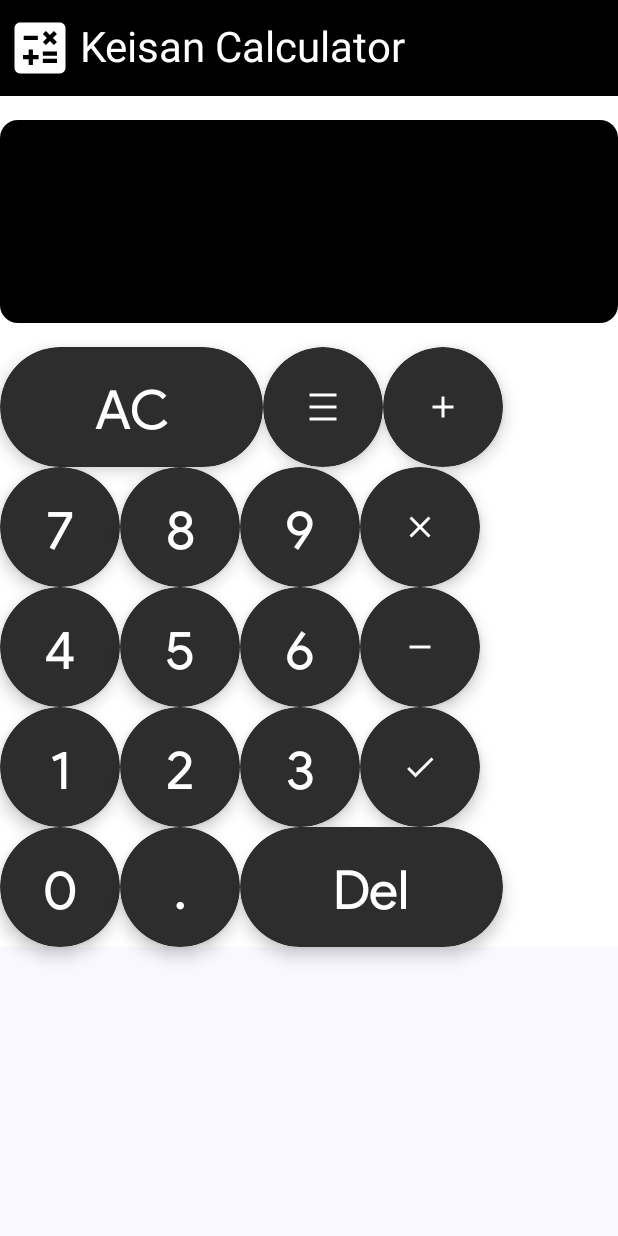
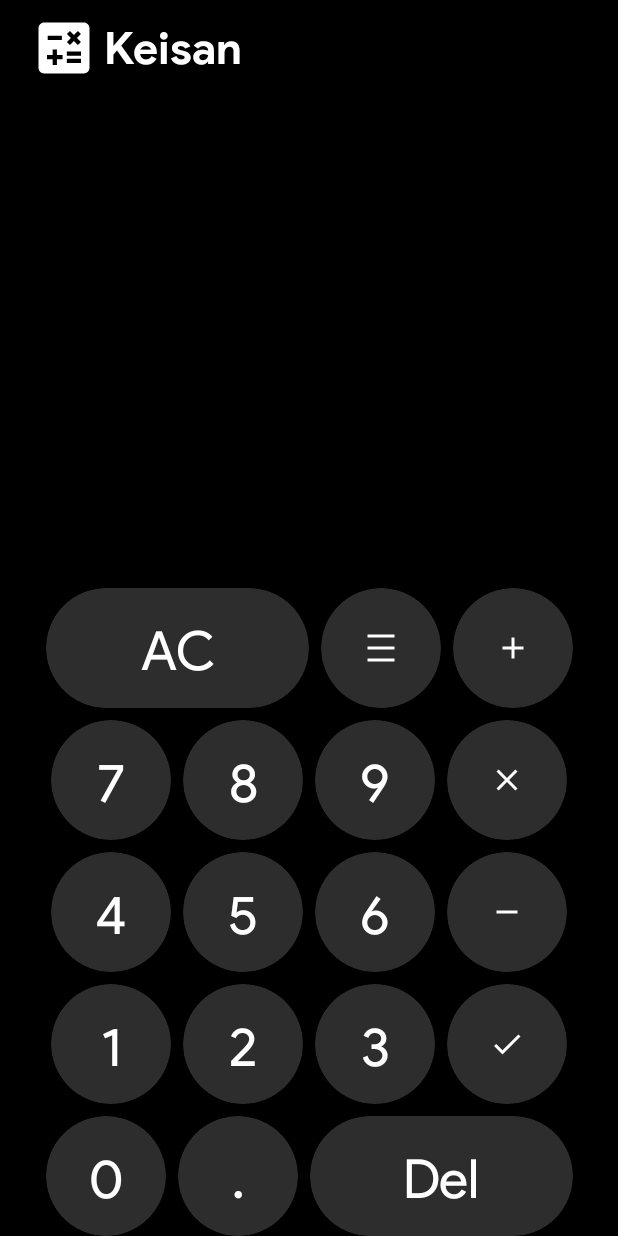
Before and after one commit to MohammadAliUstad/Keisan, an Android app built with Jetpack Compose: the screen it shows after launch (MainActivity), on a phone screen of 412 x 824 dp. Run offline under Robolectric (Android 15) with nearby library versions, the phone set to English and light mode, and no system bars; our stand-ins replace accompanist.

Commit message:
Keisan Second draft

```diff
--- a/app/build.gradle.kts
+++ b/app/build.gradle.kts
@@ -11,7 +11,7 @@ android {
     defaultConfig {
         applicationId = "com.example.keisan"
         minSdk = 24
-        targetSdk = 34
+        targetSdk = 35
         versionCode = 1
         versionName = "1.0"
 
@@ -49,6 +49,9 @@ dependencies {
     // Splash Screen
     implementation(libs.androidx.core.splashscreen)
 
+    // Accompanist
+    implementation(libs.accompanist.systemuicontroller)
+
     implementation(libs.androidx.core.ktx)
     implementation(libs.androidx.lifecycle.runtime.ktx)
     implementation(libs.androidx.activity.compose)
--- a/app/src/main/java/com/example/keisan/ui/components/CalculatorButton.kt
+++ b/app/src/main/java/com/example/keisan/ui/components/CalculatorButton.kt
@@ -2,6 +2,7 @@ package com.example.keisan.ui.components
 
 import androidx.compose.foundation.background
 import androidx.compose.foundation.clickable
+import androidx.compose.foundation.interaction.MutableInteractionSource
 import androidx.compose.foundation.layout.Box
 import androidx.compose.foundation.layout.padding
 import androidx.compose.foundation.layout.size
@@ -13,14 +14,16 @@ import androidx.compose.material.icons.filled.Close
 import androidx.compose.material.icons.filled.DensityMedium
 import androidx.compose.material.icons.filled.Done
 import androidx.compose.material.icons.filled.Remove
+import androidx.compose.material.ripple.rememberRipple
 import androidx.compose.material3.Icon
 import androidx.compose.material3.MaterialTheme
 import androidx.compose.material3.Text
 import androidx.compose.runtime.Composable
+import androidx.compose.runtime.remember
 import androidx.compose.ui.Alignment
 import androidx.compose.ui.ExperimentalComposeUiApi
 import androidx.compose.ui.Modifier
-import androidx.compose.ui.draw.shadow
+import androidx.compose.ui.draw.clip
 import androidx.compose.ui.graphics.Color
 import androidx.compose.ui.unit.dp
 import androidx.compose.ui.unit.sp
@@ -38,9 +41,13 @@ fun CalculatorButton(
     Box(
         contentAlignment = Alignment.Center,
         modifier = modifier
-            .shadow(6.dp, CircleShape)
-            .clickable(onClick = { onClick() })
+            .clip(CircleShape)  // Move clip before clickable
             .background(Color(0xFF2D2D2D), shape = CircleShape)
+            .clickable(
+                interactionSource = remember { MutableInteractionSource() },
+                indication = rememberRipple(bounded = true), // Add ripple indication
+                onClick = onClick
+            )
             .padding(20.dp)
             .size(width = width.dp, height = height.dp)
     ) {
--- a/app/src/main/java/com/example/keisan/ui/screens/HomeScreen.kt
+++ b/app/src/main/java/com/example/keisan/ui/screens/HomeScreen.kt
@@ -1,6 +1,7 @@
 package com.example.keisan.ui.screens
 
 import androidx.compose.foundation.background
+import androidx.compose.foundation.layout.Arrangement
 import androidx.compose.foundation.layout.Box
 import androidx.compose.foundation.layout.Column
 import androidx.compose.foundation.layout.Row
@@ -18,6 +19,7 @@ import androidx.compose.material3.Text
 import androidx.compose.material3.TopAppBar
 import androidx.compose.material3.TopAppBarDefaults.topAppBarColors
 import androidx.compose.runtime.Composable
+import androidx.compose.ui.Alignment
 import androidx.compose.ui.ExperimentalComposeUiApi
 import androidx.compose.ui.Modifier
 import androidx.compose.ui.graphics.Color
@@ -42,8 +44,9 @@ fun HomeScreen() {
             TopAppBar(
                 title = {
                     Text(
-                        text = "Keisan Calculator",
-                        style = MaterialTheme.typography.headlineMedium,
+                        text = "Keisan",
+                        fontSize = 30.sp,
+                        style = MaterialTheme.typography.headlineSmall,
                         color = Color.White
                     )
                 },
@@ -56,8 +59,8 @@ fun HomeScreen() {
                         contentDescription = "App Icon",
                         tint = Color.White,
                         modifier = Modifier
+                            .padding(start = 16.dp)
                             .size(45.dp)
-                            .fillMaxSize()
                     )
                 }
             )
@@ -65,16 +68,15 @@ fun HomeScreen() {
         content = {
             Column(
                 modifier = Modifier
-                    .fillMaxWidth()
+                    .fillMaxSize()
                     .padding(it)
                     .background(Color.White)
             ) {
-                // Display the result box
                 Box(
                     modifier = Modifier
                         .fillMaxWidth()
-                        .padding(vertical = 16.dp)
-                        .background(Color.Black, shape = MaterialTheme.shapes.medium)
+                        .weight(1f)
+                        .background(Color.Black)
                         .padding(24.dp)
                 ) {
                     Text(
@@ -82,13 +84,21 @@ fun HomeScreen() {
                         textAlign = TextAlign.End,
                         fontWeight = FontWeight.Bold,
                         fontSize = 72.sp,
-                        color = Color.White
+                        color = Color.White,
+                        modifier = Modifier.fillMaxSize()
                     )
                 }
 
-                // First row
+                Column(
+                    modifier = Modifier
+                        .fillMaxWidth()
+                        .background(Color.Black),
+                    verticalArrangement = Arrangement.spacedBy(8.dp),
+                    horizontalAlignment = Alignment.CenterHorizontally
+                ) {
                     Row(
-                    modifier = Modifier.fillMaxWidth()
+                        horizontalArrangement = Arrangement.spacedBy(8.dp),
+                        modifier = Modifier.padding(horizontal = 8.dp)
                     ) {
                         CalculatorButton(
                             symbol = "AC",
@@ -115,9 +125,9 @@ fun HomeScreen() {
                         }
                     }
 
-                // Second row
                     Row(
-                    modifier = Modifier.fillMaxWidth()
+                        horizontalArrangement = Arrangement.spacedBy(8.dp),
+                        modifier = Modifier.padding(horizontal = 8.dp)
                     ) {
                         CalculatorButton(
                             symbol = "7",
@@ -150,9 +160,9 @@ fun HomeScreen() {
                         }
                     }
 
-                // Third row
                     Row(
-                    modifier = Modifier.fillMaxWidth()
+                        horizontalArrangement = Arrangement.spacedBy(8.dp),
+                        modifier = Modifier.padding(horizontal = 8.dp)
                     ) {
                         CalculatorButton(
                             symbol = "4",
@@ -185,9 +195,9 @@ fun HomeScreen() {
                         }
                     }
 
-                // Fourth row
                     Row(
-                    modifier = Modifier.fillMaxWidth()
+                        horizontalArrangement = Arrangement.spacedBy(8.dp),
+                        modifier = Modifier.padding(horizontal = 8.dp)
                     ) {
                         CalculatorButton(
                             symbol = "1",
@@ -220,9 +230,9 @@ fun HomeScreen() {
                         }
                     }
 
-                // Fifth row
                     Row(
-                    modifier = Modifier.fillMaxWidth()
+                        horizontalArrangement = Arrangement.spacedBy(8.dp),
+                        modifier = Modifier.padding(horizontal = 8.dp)
                     ) {
                         CalculatorButton(
                             symbol = "0",
@@ -248,5 +258,6 @@ fun HomeScreen() {
                     }
                 }
             }
+        }
     )
 }
--- a/app/src/main/java/com/example/keisan/ui/theme/Theme.kt
+++ b/app/src/main/java/com/example/keisan/ui/theme/Theme.kt
@@ -8,7 +8,10 @@ import androidx.compose.material3.dynamicDarkColorScheme
 import androidx.compose.material3.dynamicLightColorScheme
 import androidx.compose.material3.lightColorScheme
 import androidx.compose.runtime.Composable
+import androidx.compose.runtime.SideEffect
+import androidx.compose.ui.graphics.Color
 import androidx.compose.ui.platform.LocalContext
+import com.google.accompanist.systemuicontroller.rememberSystemUiController
 
 private val DarkColorScheme = darkColorScheme(
     primary = Purple80,
@@ -38,6 +41,15 @@ fun KeisanTheme(
         else -> LightColorScheme
     }
 
+    val systemUiController = rememberSystemUiController()
+
+    SideEffect {
+        systemUiController.setNavigationBarColor(
+            color = Color.Black,
+            darkIcons = false
+        )
+    }
+
     MaterialTheme(
         colorScheme = colorScheme,
         typography = AppTypography,
--- a/gradle/libs.versions.toml
+++ b/gradle/libs.versions.toml
@@ -1,4 +1,5 @@
 [versions]
+accompanistSystemuicontroller = "0.32.0"
 agp = "8.8.0"
 coreSplashscreen = "1.0.1"
 kotlin = "2.0.0"
@@ -13,6 +14,7 @@ lifecycleViewmodelCompose = "2.8.7"
 materialIconsExtended = "1.7.6"
 
 [libraries]
+accompanist-systemuicontroller = { module = "com.google.accompanist:accompanist-systemuicontroller", version.ref = "accompanistSystemuicontroller" }
 androidx-core-ktx = { group = "androidx.core", name = "core-ktx", version.ref = "coreKtx" }
 androidx-core-splashscreen = { module = "androidx.core:core-splashscreen", version.ref = "coreSplashscreen" }
 androidx-lifecycle-viewmodel-compose = { module = "androidx.lifecycle:lifecycle-viewmodel-compose", version.ref = "lifecycleViewmodelCompose" }
```
Lines whose indentation alone changed are shown as unchanged.
